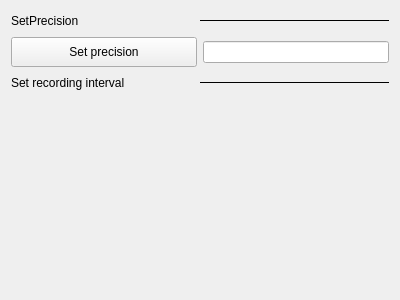
The window that ui/iiomonitorgeneralsettingsmenu.ui (thatliuser/scopy) describes before a commit, drawn with Qt 5.
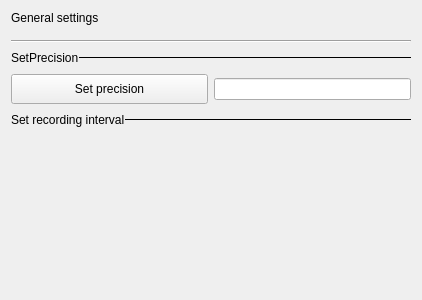
The same window after the commit.

```diff
--- a/ui/iiomonitorgeneralsettingsmenu.ui
+++ b/ui/iiomonitorgeneralsettingsmenu.ui
@@ -14,6 +14,63 @@
    <string>Form</string>
   </property>
   <layout class="QVBoxLayout" name="verticalLayout">
+   <item>
+    <layout class="QVBoxLayout" name="verticalLayout_4">
+     <property name="spacing">
+      <number>15</number>
+     </property>
+     <property name="topMargin">
+      <number>0</number>
+     </property>
+     <property name="bottomMargin">
+      <number>0</number>
+     </property>
+     <item>
+      <widget class="QLabel" name="label_4">
+       <property name="sizePolicy">
+        <sizepolicy hsizetype="Fixed" vsizetype="Fixed">
+         <horstretch>0</horstretch>
+         <verstretch>0</verstretch>
+        </sizepolicy>
+       </property>
+       <property name="text">
+        <string>General settings</string>
+       </property>
+       <property name="general_settings_label" stdset="0">
+        <bool>true</bool>
+       </property>
+      </widget>
+     </item>
+     <item>
+      <widget class="Line" name="line_2">
+       <property name="sizePolicy">
+        <sizepolicy hsizetype="Expanding" vsizetype="Fixed">
+         <horstretch>0</horstretch>
+         <verstretch>0</verstretch>
+        </sizepolicy>
+       </property>
+       <property name="minimumSize">
+        <size>
+         <width>400</width>
+         <height>2</height>
+        </size>
+       </property>
+       <property name="maximumSize">
+        <size>
+         <width>0</width>
+         <height>2</height>
+        </size>
+       </property>
+       <property name="orientation">
+        <enum>Qt::Horizontal</enum>
+       </property>
+       <property name="blue_line" stdset="0">
+        <bool>true</bool>
+       </property>
+      </widget>
+     </item>
+    </layout>
+   </item>
    <item>
     <layout class="QHBoxLayout" name="horizontalLayout_12">
      <property name="spacing">
@@ -43,6 +100,12 @@
      </item>
      <item>
       <widget class="Line" name="line_4">
+       <property name="sizePolicy">
+        <sizepolicy hsizetype="MinimumExpanding" vsizetype="Fixed">
+         <horstretch>0</horstretch>
+         <verstretch>0</verstretch>
+        </sizepolicy>
+       </property>
        <property name="minimumSize">
         <size>
          <width>0</width>
@@ -141,6 +204,12 @@
      </item>
      <item>
       <widget class="Line" name="line_6">
+       <property name="sizePolicy">
+        <sizepolicy hsizetype="MinimumExpanding" vsizetype="Fixed">
+         <horstretch>0</horstretch>
+         <verstretch>0</verstretch>
+        </sizepolicy>
+       </property>
        <property name="minimumSize">
         <size>
          <width>0</width>
```
